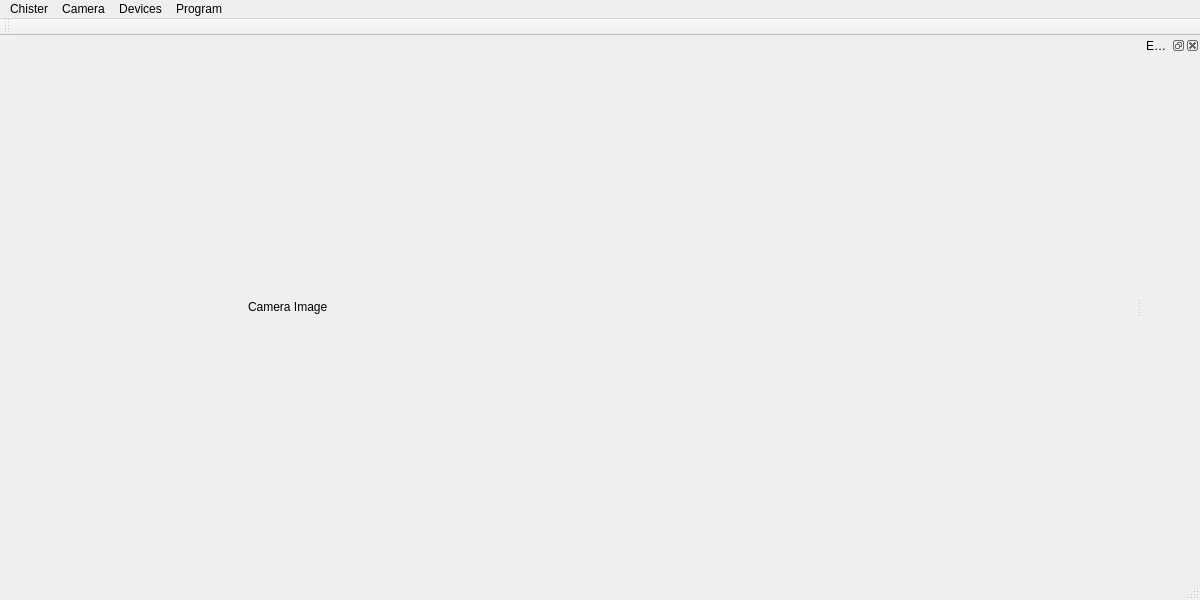
The window that src/mainwindow.ui (kkrizka/chister) describes before a commit, drawn with Qt 5.
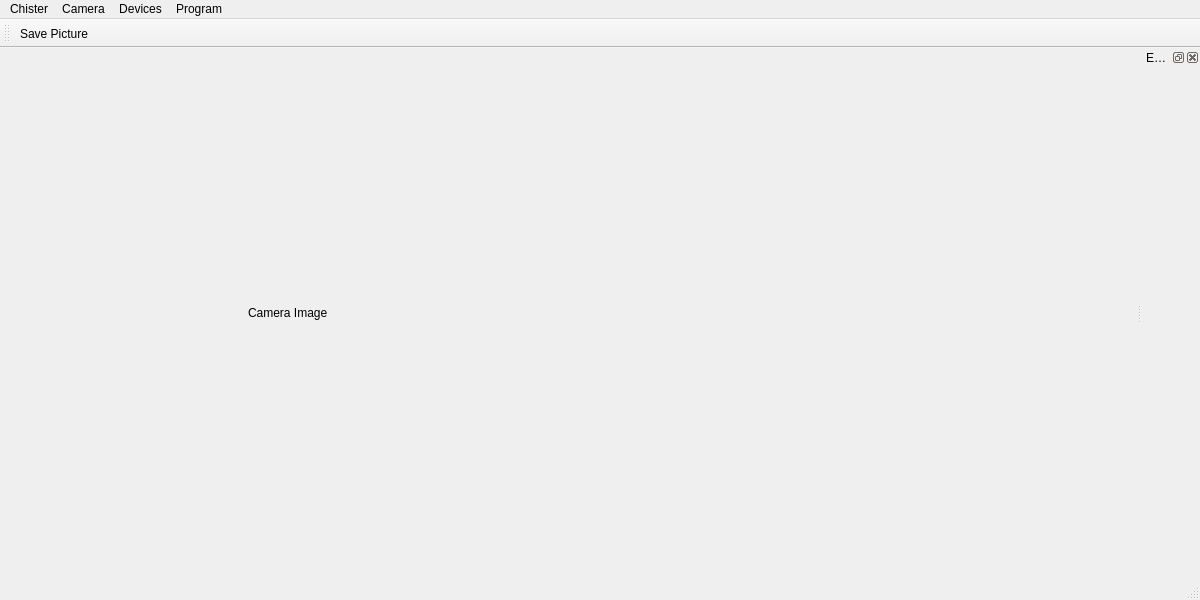
The same window after the commit.

Commit message: Change title in mainwindow. Add save picture to toolbar.

Diff of the .ui file:
```diff
--- a/src/mainwindow.ui
+++ b/src/mainwindow.ui
@@ -136,6 +136,7 @@
    <attribute name="toolBarBreak">
     <bool>false</bool>
    </attribute>
+   <addaction name="actionSavePicture"/>
   </widget>
   <widget class="QStatusBar" name="statusBar"/>
   <widget class="QDockWidget" name="ECSControlsDockWidget">
```
Left out of the diff: 2 changed lines with no effect on the pictures.
